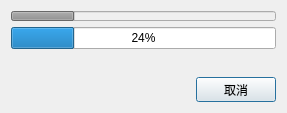
Qt form ui/ipfProgress.ui (RenShuYuan/IPF) before a commit.
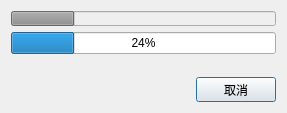
The same form after that commit.

The edit to the form file:
```diff
--- a/ui/ipfProgress.ui
+++ b/ui/ipfProgress.ui
@@ -22,7 +22,7 @@
      <property name="maximumSize">
       <size>
        <width>16777215</width>
-       <height>10</height>
+       <height>15</height>
       </size>
      </property>
      <property name="value">
```
